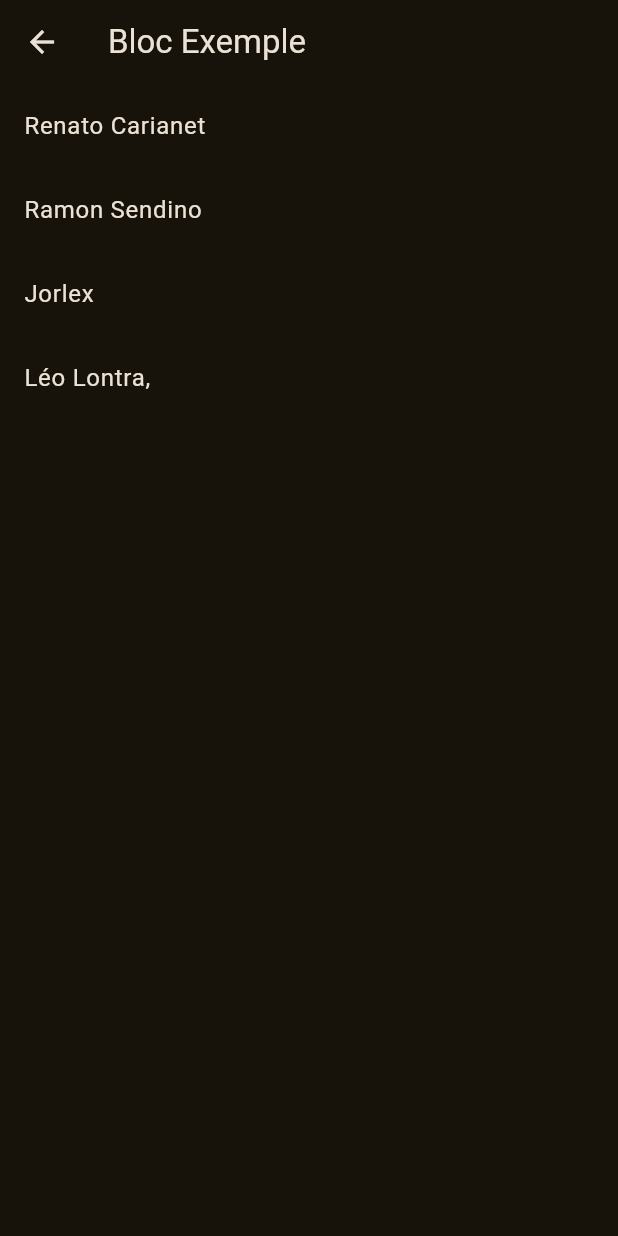
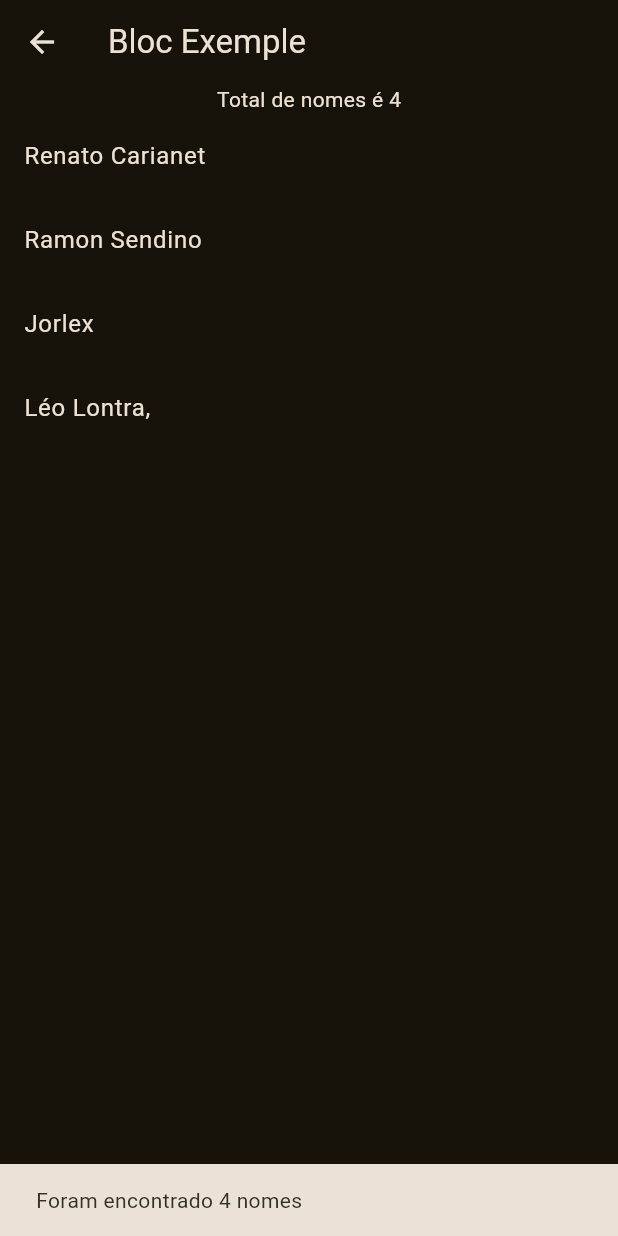
Before and after one commit to alyssontrugilio/gerenciamento-de-estado, a Flutter app: the BlocExemple screen opened by its route, on a phone screen of 412 x 824 dp. Run offline on Flutter 3.47's test engine with Material 3 defaults, Android fonts, the phone set to English and light mode, and no system bars; our stand-ins replace bloc, flutter_bloc.

Commit message:
Fazer desafio

```diff
--- a/lib/features/bloc_example/bloc/exemple_bloc.dart
+++ b/lib/features/bloc_example/bloc/exemple_bloc.dart
@@ -4,13 +4,26 @@ part 'exemple_event.dart';
 part 'exemple_state.dart';
 
 class ExampleBloc extends Bloc<ExampleEvent, ExampleState> {
-  ExampleBloc() : super(ExempleStateInitial()) {
+  ExampleBloc() : super(ExampleStateInitial()) {
     on<ExampleFindNameEvent>(_findNames);
+    on<ExampleRemoveNameEvent>(_removeName);
+  }
+
+
+
+  Future<void> _removeName(
+      ExampleRemoveNameEvent event, Emitter<ExampleState> emit) async {
+    final stateExample = state;
+    if (stateExample is ExampleStateData) {
+      final names = stateExample.names;
+      names.retainWhere((element) => element != event.name);
+      emit(ExampleStateData(names: names));
+    }
   }
 
   Future<void> _findNames(
       ExampleFindNameEvent event, Emitter<ExampleState> emit) async {
     final names = ['Renato Carianet', 'Ramon Sendino', 'Jorlex', 'Léo Lontra,'];
-    emit(ExempleStateData(names: names));
+    emit(ExampleStateData(names: names));
   }
 }
--- a/lib/features/bloc_example/bloc/exemple_event.dart
+++ b/lib/features/bloc_example/bloc/exemple_event.dart
@@ -6,4 +6,8 @@ class ExampleFindNameEvent extends ExampleEvent {}
 
 class ExampleAddNameEvent extends ExampleEvent {}
 
-class ExampleRemoveNameEvent extends ExampleEvent {}
+class ExampleRemoveNameEvent extends ExampleEvent {
+  final String name;
+
+  ExampleRemoveNameEvent({required this.name});
+}
--- a/lib/features/bloc_example/bloc/exemple_state.dart
+++ b/lib/features/bloc_example/bloc/exemple_state.dart
@@ -2,12 +2,12 @@ part of 'exemple_bloc.dart';
 
 abstract class ExampleState {}
 
-class ExempleStateInitial extends ExampleState {}
+class ExampleStateInitial extends ExampleState {}
 
-class ExempleStateData extends ExampleState {
+class ExampleStateData extends ExampleState {
   final List<String> names;
 
-  ExempleStateData({
+  ExampleStateData({
     required this.names,
   });
 }
--- a/lib/features/bloc_example/bloc_exemple.dart
+++ b/lib/features/bloc_example/bloc_exemple.dart
@@ -1,3 +1,5 @@
+import 'dart:developer';
+
 import 'package:contact_bloc/features/bloc_example/bloc/exemple_bloc.dart';
 import 'package:flutter/material.dart';
 import 'package:flutter_bloc/flutter_bloc.dart';
@@ -11,19 +13,63 @@ class BlocExemple extends StatelessWidget {
         appBar: AppBar(
           title: const Text('Bloc Exemple'),
         ),
-        body: BlocBuilder<ExampleBloc, ExampleState>(
+        body: BlocListener<ExampleBloc, ExampleState>(
+          listener: (context, state) {
+            if (state is ExampleStateData) {
+              ScaffoldMessenger.of(context).showSnackBar(
+                SnackBar(
+                    content:
+                        Text('Foram encontrado ${state.names.length} nomes')),
+              );
+            }
+          },
+          child: Column(
+            children: [
+              BlocConsumer<ExampleBloc, ExampleState>(
+                builder: (_, state) {
+                  if (state is ExampleStateData) {
+                    return Text('Total de nomes é ${state.names.length}');
+                  }
+                  return const SizedBox.shrink();
+                },
+                listener: (context, state) {
+                  log('Estado alterado para ${state.runtimeType}');
+                },
+              ),
+              BlocSelector<ExampleBloc, ExampleState, bool>(
+                selector: (state) {
+                  return state is ExampleStateInitial;
+                },
+                builder: (context, showLoader) {
+                  if (showLoader) {
+                    return const Expanded(
+                        child: Center(
+                      child: CircularProgressIndicator(),
+                    ));
+                  }
+                  return SizedBox.shrink();
+                },
+              ),
+              BlocBuilder<ExampleBloc, ExampleState>(
                 builder: (context, state) {
-            if (state is ExempleStateData) {
+                  if (state is ExampleStateData) {
                     return ListView.builder(
+                      shrinkWrap: true,
                       itemCount: state.names.length,
                       itemBuilder: (context, index) {
+                        final name = state.names[index];
                         return ListTile(
+                          onTap: () {
+                            context
+                                .read<ExampleBloc>()
+                                .add(ExampleRemoveNameEvent(name: name));
+                          },
                           title: Text(state.names[index]),
                         );
                       },
                     );
                   }
-            if (state is ExempleStateInitial) {
+                  if (state is ExampleStateInitial) {
                     return const Center(
                       child: Text('Nada encontrado'),
                     );
@@ -32,6 +78,9 @@ class BlocExemple extends StatelessWidget {
                     child: CircularProgressIndicator(),
                   );
                 },
+              ),
+            ],
+          ),
         ));
   }
 }
```
Lines whose indentation alone changed are shown as unchanged.
